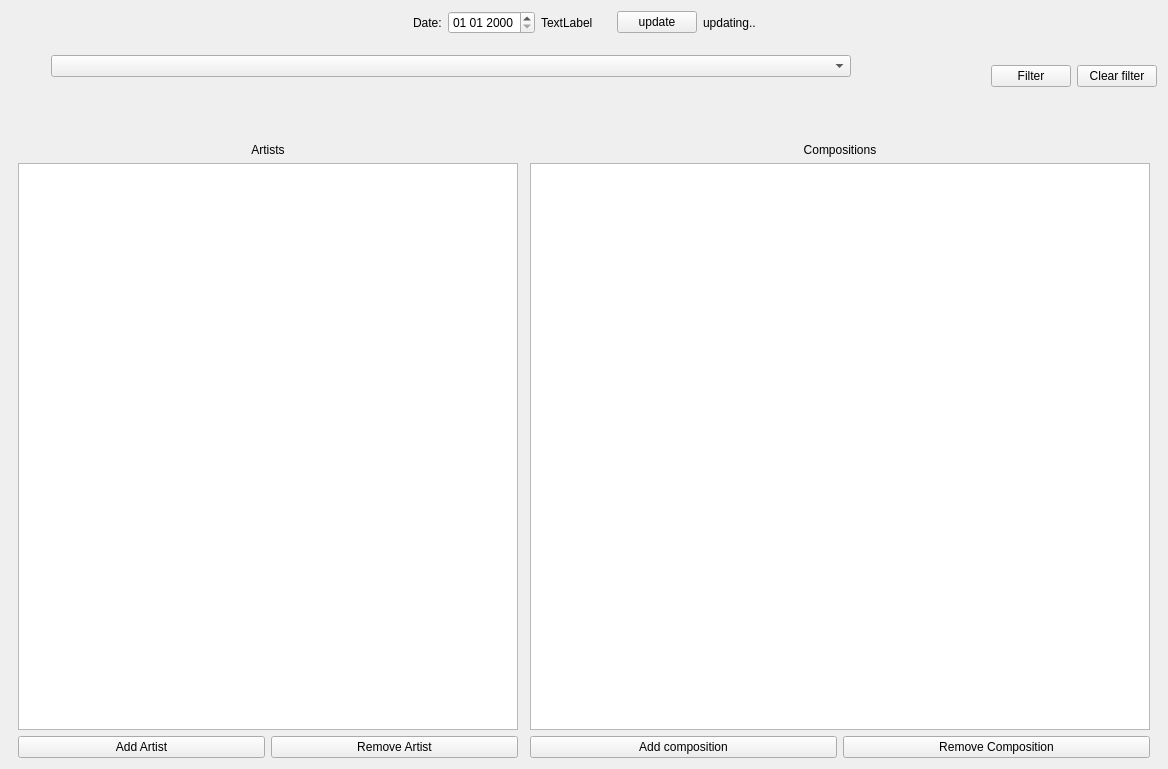
The window that MusicChart/mainwindow.ui (SergySanJj/Music-Chart) describes before a commit, drawn with Qt 5.
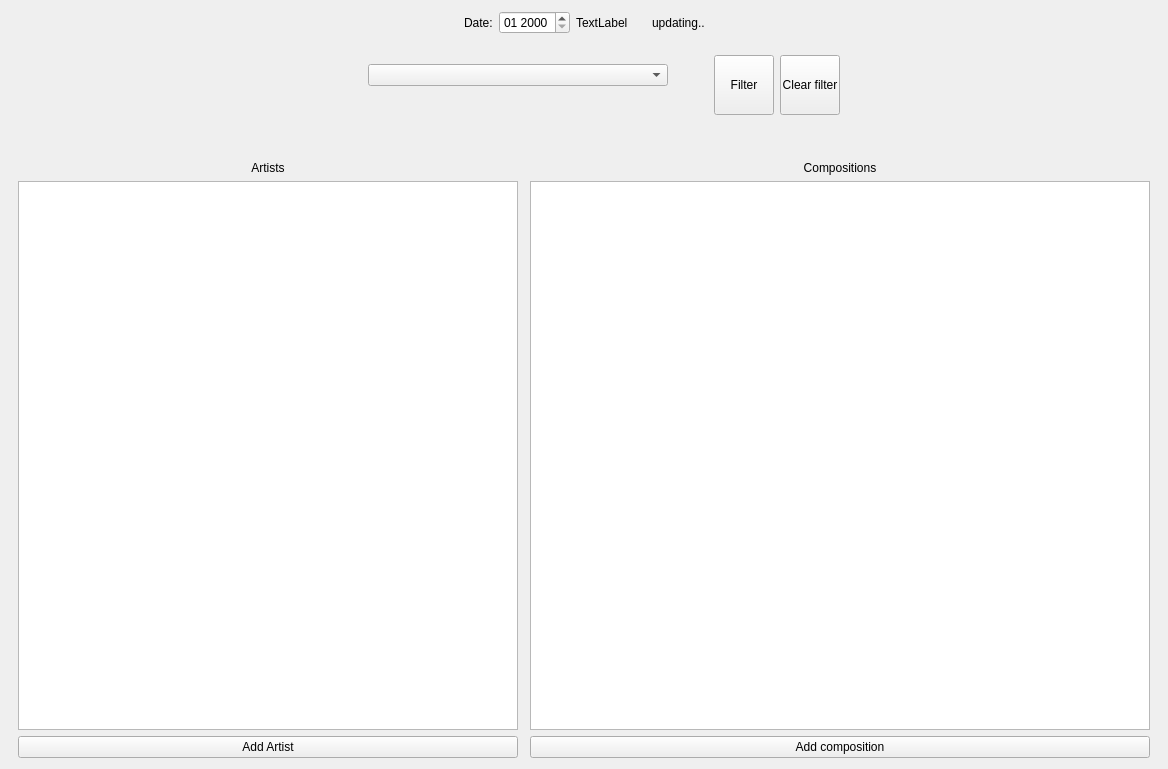
The same window after the commit.

Patch:
```diff
--- a/MusicChart/mainwindow.ui
+++ b/MusicChart/mainwindow.ui
@@ -57,7 +57,7 @@
          <enum>QDateTimeEdit::DaySection</enum>
         </property>
         <property name="displayFormat">
-         <string>dd MM yyyy</string>
+         <string>MM yyyy</string>
         </property>
        </widget>
       </item>
@@ -80,13 +80,6 @@
         </property>
        </widget>
       </item>
-      <item>
-       <widget class="QPushButton" name="updateButton">
-        <property name="text">
-         <string>update</string>
-        </property>
-       </widget>
-      </item>
       <item>
        <widget class="QLabel" name="updatingLabel">
         <property name="text">
@@ -164,13 +157,6 @@
             </property>
            </widget>
           </item>
-          <item>
-           <widget class="QPushButton" name="RemoveArtist">
-            <property name="text">
-             <string>Remove Artist</string>
-            </property>
-           </widget>
-          </item>
          </layout>
         </item>
        </layout>
@@ -222,13 +208,6 @@
             </property>
            </widget>
           </item>
-          <item>
-           <widget class="QPushButton" name="RemoveComposition">
-            <property name="text">
-             <string>Remove Composition</string>
-            </property>
-           </widget>
-          </item>
          </layout>
         </item>
        </layout>
@@ -266,6 +245,19 @@
     </item>
     <item row="2" column="0">
      <layout class="QHBoxLayout" name="horizontalLayout_5">
+      <item>
+       <spacer name="horizontalSpacer_10">
+        <property name="orientation">
+         <enum>Qt::Horizontal</enum>
+        </property>
+        <property name="sizeHint" stdset="0">
+         <size>
+          <width>40</width>
+          <height>20</height>
+         </size>
+        </property>
+       </spacer>
+      </item>
       <item>
        <layout class="QVBoxLayout" name="verticalLayout_3">
         <property name="sizeConstraint">
@@ -290,7 +282,7 @@
            <widget class="QComboBox" name="ArtistFilterBox">
             <property name="minimumSize">
              <size>
-              <width>800</width>
+              <width>300</width>
               <height>0</height>
              </size>
             </property>
@@ -322,6 +314,9 @@
         <property name="orientation">
          <enum>Qt::Horizontal</enum>
         </property>
+        <property name="sizeType">
+         <enum>QSizePolicy::Fixed</enum>
+        </property>
         <property name="sizeHint" stdset="0">
          <size>
           <width>40</width>
@@ -332,6 +327,18 @@
       </item>
       <item>
        <widget class="QPushButton" name="filterButton">
+        <property name="minimumSize">
+         <size>
+          <width>60</width>
+          <height>60</height>
+         </size>
+        </property>
+        <property name="maximumSize">
+         <size>
+          <width>60</width>
+          <height>60</height>
+         </size>
+        </property>
         <property name="text">
          <string>Filter</string>
         </property>
@@ -339,11 +346,36 @@
       </item>
       <item>
        <widget class="QPushButton" name="clearFilterButton">
+        <property name="minimumSize">
+         <size>
+          <width>60</width>
+          <height>60</height>
+         </size>
+        </property>
+        <property name="maximumSize">
+         <size>
+          <width>60</width>
+          <height>60</height>
+         </size>
+        </property>
         <property name="text">
          <string>Clear filter</string>
         </property>
        </widget>
       </item>
+      <item>
+       <spacer name="horizontalSpacer_9">
+        <property name="orientation">
+         <enum>Qt::Horizontal</enum>
+        </property>
+        <property name="sizeHint" stdset="0">
+         <size>
+          <width>40</width>
+          <height>20</height>
+         </size>
+        </property>
+       </spacer>
+      </item>
      </layout>
     </item>
     <item row="3" column="0">
```
Left out of the diff: 2 changed lines with no effect on the pictures.
